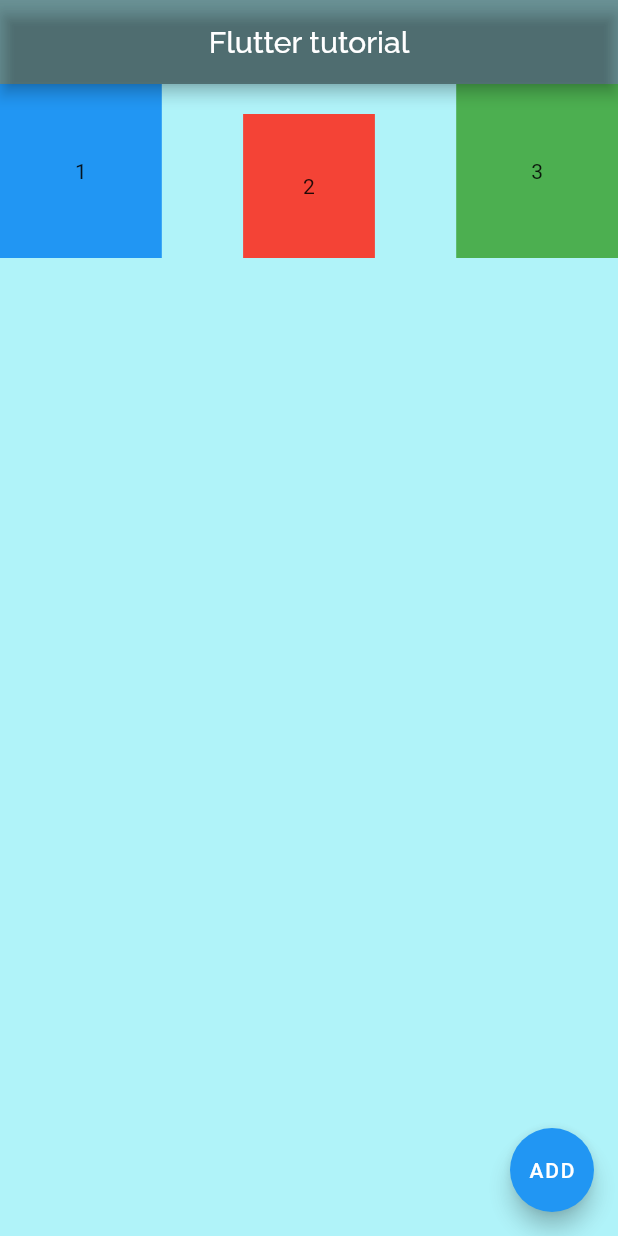
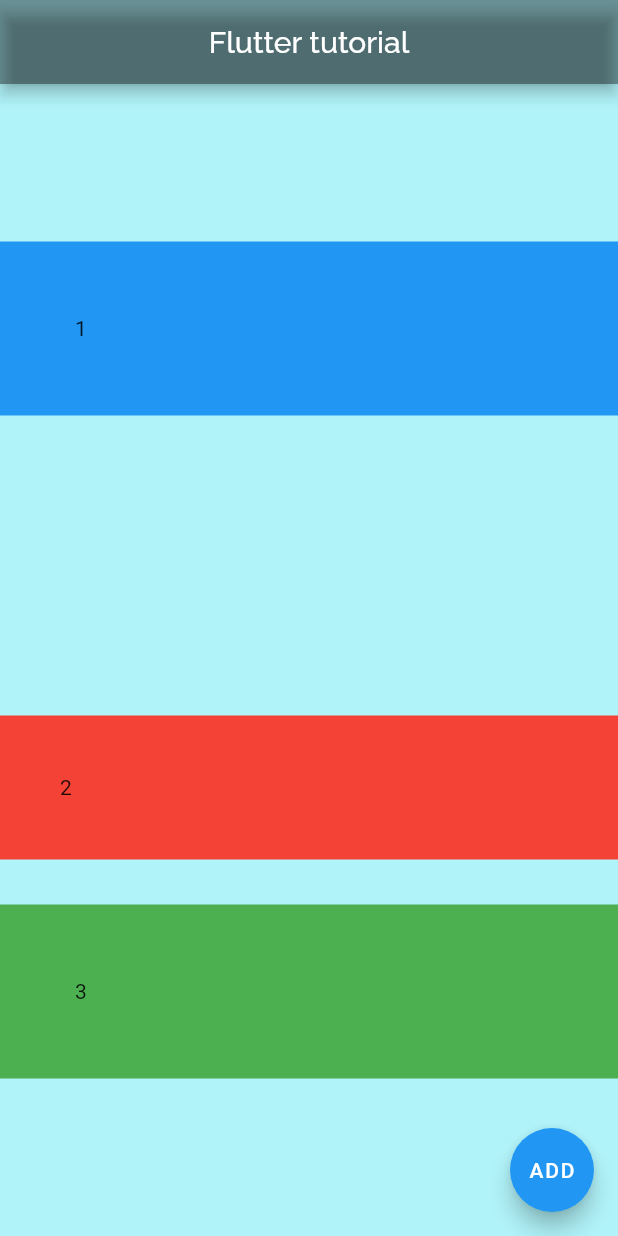
Before and after one commit to HarakaRisasi/flutter_and_python, a Flutter app: the screen it shows after launch, on a phone screen of 412 x 824 dp. Run offline on Flutter 3.47's test engine with Material 2 defaults, Android fonts, the phone set to English and light mode, and no system bars; our stand-ins replace google_fonts.

Commit message:
Разбрался с тем:
- Как сделать пустое пространство между виджетами.
- Или расширить его на максимум возможных границ.

- При помощи нажатия сочетания клавиш CTRL + Shift можно передвигать строки кода или даже целые блоки кода.

```diff
--- a/hello_world/flutter_app/lib/main.dart
+++ b/hello_world/flutter_app/lib/main.dart
@@ -37,22 +37,27 @@ class _MyHomePageState extends State<MyHomePage> {
         centerTitle: true,
         backgroundColor: Colors.black38,
       ),
-      // С помощью ROW можно распологать виджеты горизонтально.
-      body: Row(
-        // Предвижение по главной оси(Х)
-        mainAxisAlignment: MainAxisAlignment.spaceBetween,
-        // Смещение виджетов к оси.
-        crossAxisAlignment: CrossAxisAlignment.end,
+      body: Column(
+        // ***********************************************************************************************////////////
+        // body: SizedBox()
+        // параметры:
+        // expand - расширяет поле виджета на максимум.
+        // fromSize - устанавливает размер child виджета по переданному аргументу в child - виджет size.
+        // shrink - уменьшает настолько на сколько возможно.
         //
-        //
-        // Линия выравнивания текста.
-        // crossAxisAlignment: CrossAxisAlignment.baseline,
-        //
-        // Выравнивание текста по нижней линии самого текста.
-        // textBaseline: TextBaseline.alphabetic,
-        // Выравнивание текста по нижней границе текстового пространства.
-        // textBaseline: TextBaseline.ideographic,
+        //   width: 300,
+        //   height: 300,
+        //   // width: double.infinity,
+        //   // height: double.infinity,
+        //   child: Container(
+        //     color: Colors.lightGreenAccent,
+        //     child: Text('Hello'),
+        //   ),
+        // ),
+        // <<<<<<<<<<<<<<<<<<<<<<<<<<<<<<<<<<<<<<<<<<<<<<<<<</////////>>>>>>>>>>>>>>>>>>>>>>>>>>>>>>>>>>>>>>>>>>>>>>>>>>
 
+        mainAxisAlignment: MainAxisAlignment.center,
+        crossAxisAlignment: CrossAxisAlignment.stretch,
         children: [
           Container(
             color: Colors.blue,
@@ -60,18 +65,31 @@ class _MyHomePageState extends State<MyHomePage> {
             // Если в контейнере не содержиться объект, то контейнер автоматически заполняет собой все поле выделенное ему.
             child: Text("1"),
           ),
+
+          // ***********************************************************************************************////////////
+          // Если нужно поменять расстояние между виджетами(получить пустое пространство).
+          // То между ними ставится SizedBox()
+          SizedBox(
+            height: 200,
+          ),
+          // <<<<<<<<<<<<<<<<<<<<<<<<<<<<<<<<<<<<<<<<<<<<<<<<<</////////>>>>>>>>>>>>>>>>>>>>>>>>>>>>>>>>>>>>>>>>>>>>>>>>>>
+
           Container(
             color: Colors.red,
             padding: EdgeInsets.all(40),
             child: Text("2"),
           ),
+
+          SizedBox(
+            height: 30,
+          ),
+
           Container(
             color: Colors.green,
             padding: EdgeInsets.all(50),
             child: Text("3"),
           )
         ],
-
       ),
       floatingActionButton: FloatingActionButton(
         child: Text("ADD"),
```
